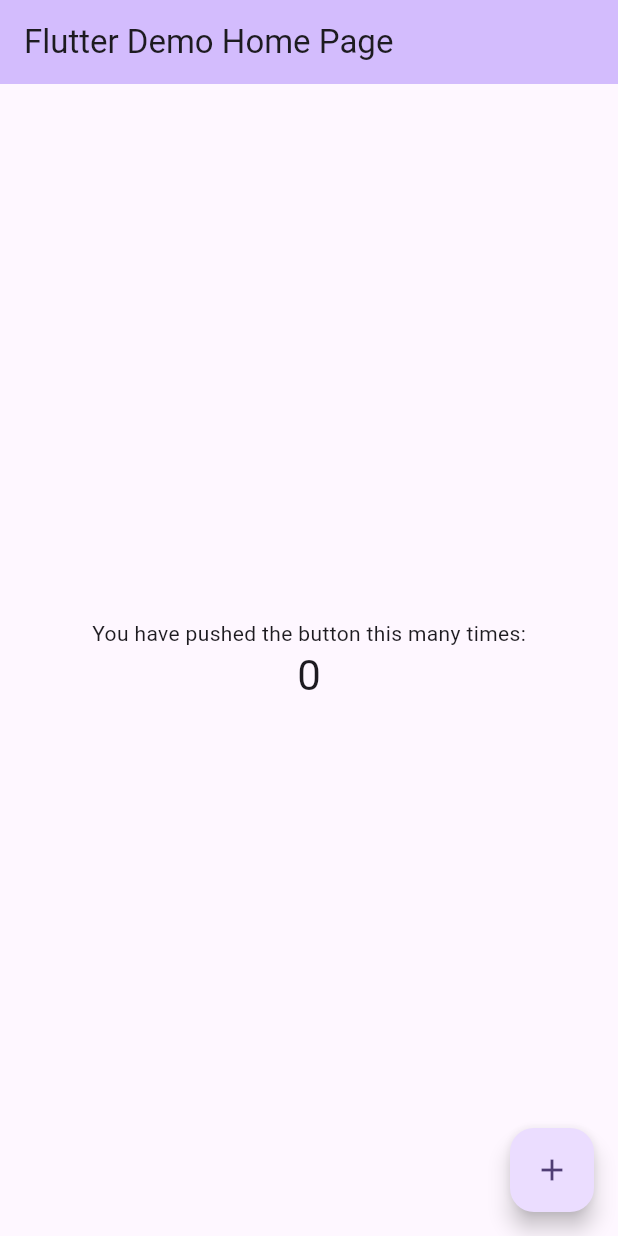
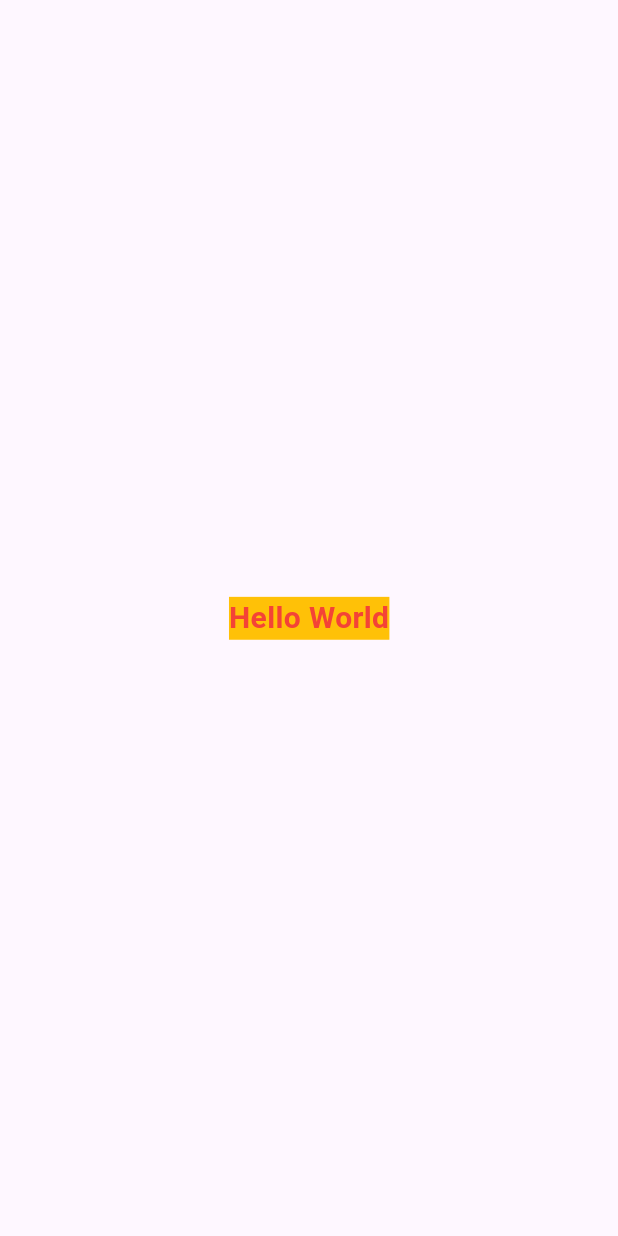
Before and after one commit to OmarGamalDev/flutter_revision_project, a Flutter app: the screen it shows after launch, on a phone screen of 412 x 824 dp. Run offline on Flutter 3.47's test engine with Material 3 defaults, Android fonts, the phone set to English and light mode, and no system bars.

Commit message:
Implement FlutterBasics widget and update main app structure

```diff
--- /dev/null
+++ b/lib/Flutter basics/flutter_basics.dart
@@ -0,0 +1,20 @@
+import 'package:flutter/material.dart';
+
+class FlutterBasics extends StatelessWidget {
+  const FlutterBasics({super.key});
+
+  @override
+  Widget build(BuildContext context) {
+    return Scaffold(
+      body: Center (
+        child: Text("Hello World",
+        style: TextStyle(
+        color: Colors.red,
+        fontSize: 20,
+        fontWeight: FontWeight.bold,
+        backgroundColor: Colors.amber,
+      ),
+      ),)
+    );
+  }
+}
--- a/lib/main.dart
+++ b/lib/main.dart
@@ -1,4 +1,5 @@
 import 'package:flutter/material.dart';
+import 'package:flutter_revision_project/Flutter%20basics/flutter_basics.dart';
 
 void main() {
   runApp(const MyApp());
@@ -6,117 +7,15 @@ void main() {
 
 class MyApp extends StatelessWidget {
   const MyApp({super.key});
-
-  // This widget is the root of your application.
   @override
   Widget build(BuildContext context) {
     return MaterialApp(
+      debugShowCheckedModeBanner: false,
       title: 'Flutter Demo',
       theme: ThemeData(
-        // This is the theme of your application.
-        //
-        // TRY THIS: Try running your application with "flutter run". You'll see
-        // the application has a purple toolbar. Then, without quitting the app,
-        // try changing the seedColor in the colorScheme below to Colors.green
-        // and then invoke "hot reload" (save your changes or press the "hot
-        // reload" button in a Flutter-supported IDE, or press "r" if you used
-        // the command line to start the app).
-        //
-        // Notice that the counter didn't reset back to zero; the application
-        // state is not lost during the reload. To reset the state, use hot
-        // restart instead.
-        //
-        // This works for code too, not just values: Most code changes can be
-        // tested with just a hot reload.
         colorScheme: ColorScheme.fromSeed(seedColor: Colors.deepPurple),
       ),
-      home: const MyHomePage(title: 'Flutter Demo Home Page'),
+      home: FlutterBasics(),
     );
   }
 }
-
-class MyHomePage extends StatefulWidget {
-  const MyHomePage({super.key, required this.title});
-
-  // This widget is the home page of your application. It is stateful, meaning
-  // that it has a State object (defined below) that contains fields that affect
-  // how it looks.
-
-  // This class is the configuration for the state. It holds the values (in this
-  // case the title) provided by the parent (in this case the App widget) and
-  // used by the build method of the State. Fields in a Widget subclass are
-  // always marked "final".
-
-  final String title;
-
-  @override
-  State<MyHomePage> createState() => _MyHomePageState();
-}
-
-class _MyHomePageState extends State<MyHomePage> {
-  int _counter = 0;
-
-  void _incrementCounter() {
-    setState(() {
-      // This call to setState tells the Flutter framework that something has
-      // changed in this State, which causes it to rerun the build method below
-      // so that the display can reflect the updated values. If we changed
-      // _counter without calling setState(), then the build method would not be
-      // called again, and so nothing would appear to happen.
-      _counter++;
-    });
-  }
-
-  @override
-  Widget build(BuildContext context) {
-    // This method is rerun every time setState is called, for instance as done
-    // by the _incrementCounter method above.
-    //
-    // The Flutter framework has been optimized to make rerunning build methods
-    // fast, so that you can just rebuild anything that needs updating rather
-    // than having to individually change instances of widgets.
-    return Scaffold(
-      appBar: AppBar(
-        // TRY THIS: Try changing the color here to a specific color (to
-        // Colors.amber, perhaps?) and trigger a hot reload to see the AppBar
-        // change color while the other colors stay the same.
-        backgroundColor: Theme.of(context).colorScheme.inversePrimary,
-        // Here we take the value from the MyHomePage object that was created by
-        // the App.build method, and use it to set our appbar title.
-        title: Text(widget.title),
-      ),
-      body: Center(
-        // Center is a layout widget. It takes a single child and positions it
-        // in the middle of the parent.
-        child: Column(
-          // Column is also a layout widget. It takes a list of children and
-          // arranges them vertically. By default, it sizes itself to fit its
-          // children horizontally, and tries to be as tall as its parent.
-          //
-          // Column has various properties to control how it sizes itself and
-          // how it positions its children. Here we use mainAxisAlignment to
-          // center the children vertically; the main axis here is the vertical
-          // axis because Columns are vertical (the cross axis would be
-          // horizontal).
-          //
-          // TRY THIS: Invoke "debug painting" (choose the "Toggle Debug Paint"
-          // action in the IDE, or press "p" in the console), to see the
-          // wireframe for each widget.
-          mainAxisAlignment: MainAxisAlignment.center,
-          children: <Widget>[
-            const Text('You have pushed the button this many times:'),
-            Text(
-              '$_counter',
-              style: Theme.of(context).textTheme.headlineMedium,
-            ),
-          ],
-        ),
-      ),
-      floatingActionButton: FloatingActionButton(
-        onPressed: _incrementCounter,
-        tooltip: 'Increment',
-        child: const Icon(Icons.add),
-      ), // This trailing comma makes auto-formatting nicer for build methods.
-    );
-  }
-}
```
Also changed, not shown: pubspec.lock.
